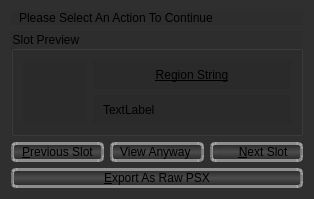
Old version of the form errbox.ui in the repository sithlord48/blackchocobo.
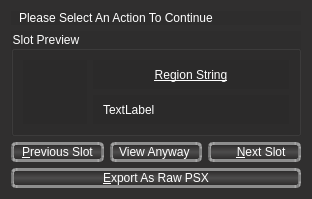
New version of the form. Icons and pictures are not drawn.

```diff
--- a/errbox.ui
+++ b/errbox.ui
@@ -9,8 +9,8 @@
    <rect>
     <x>0</x>
     <y>0</y>
-    <width>314</width>
-    <height>188</height>
+    <width>312</width>
+    <height>186</height>
    </rect>
   </property>
   <property name="sizePolicy">
@@ -27,9 +27,9 @@
     <normaloff>:/icon/bchoco</normaloff>:/icon/bchoco</iconset>
   </property>
   <property name="styleSheet">
-   <string notr="true">QWidget{background-color: rgba(10,10,10,16);font-color:rgb(255,255,255);}
+   <string notr="true">QWidget{background-color: rgba(10,10,10,16);font:;color:rgb(255,255,255);}
 
-QWidget:disabled,QLabel:disabled{font-color:rgb(74, 80, 73);background-color:rgba(48, 47, 47,128);}
+QWidget:disabled,QLabel:disabled{font:;color:rgb(74, 80, 73);background-color:rgba(48, 47, 47,128);}
 
 QDialog{
 background-color:rgb(48,47,47);
```
